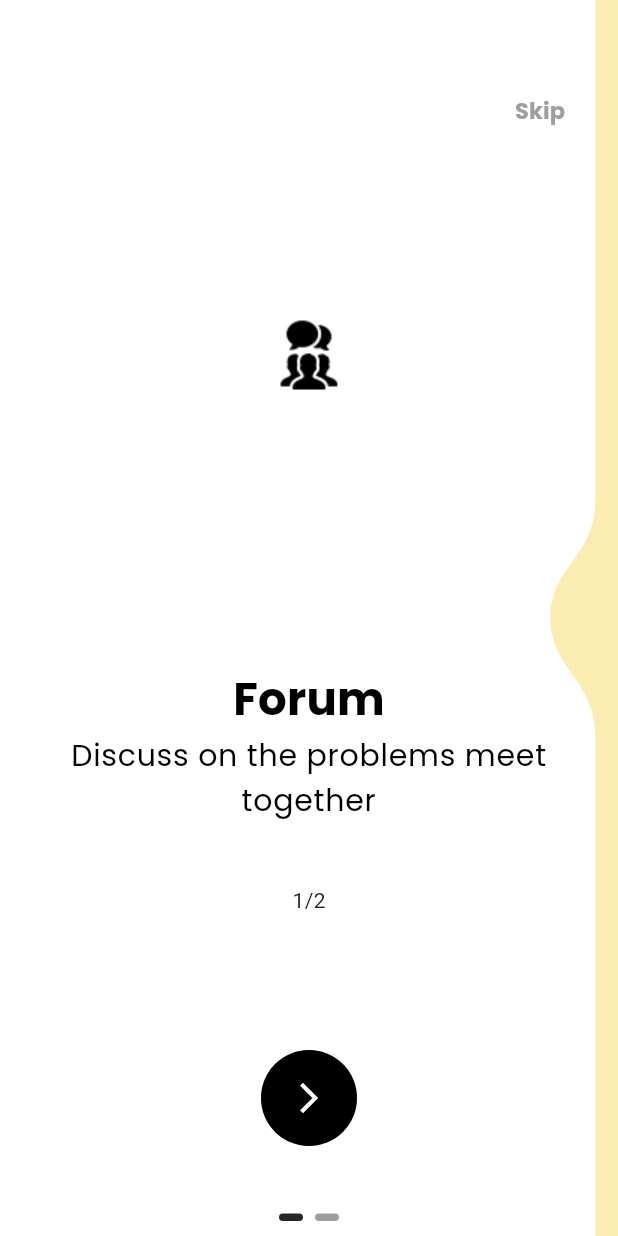
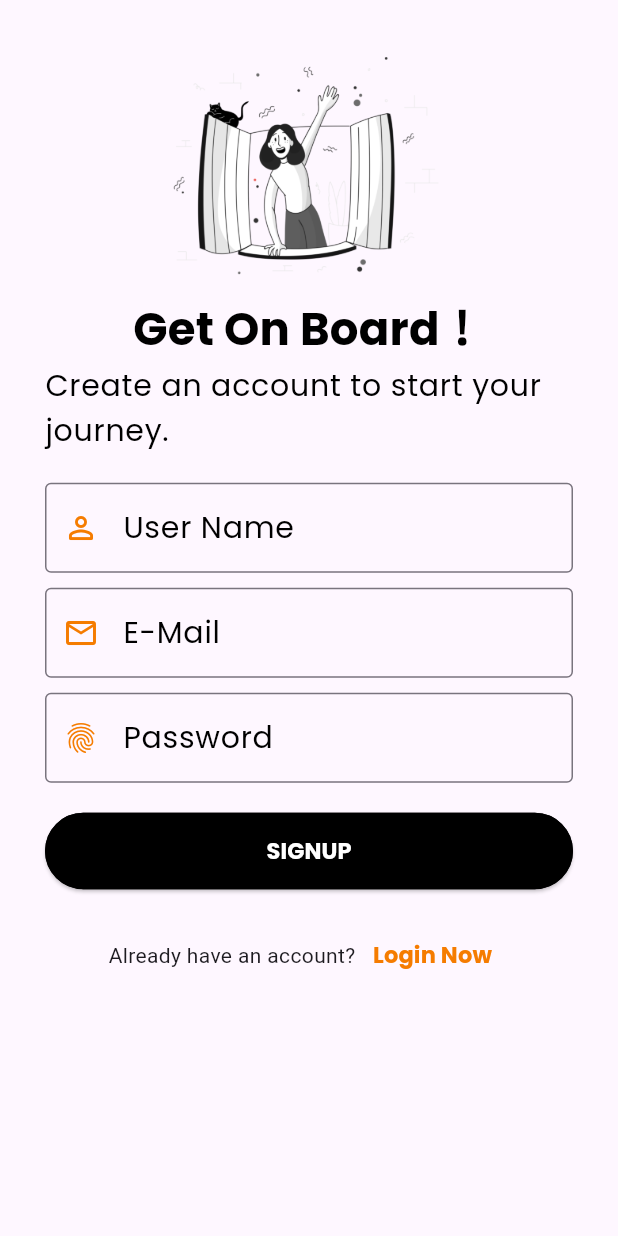
Before and after one commit to jiahui-1251/SunEase-Mental-Health-Application, a Flutter app: the screen it shows after launch, on a phone screen of 412 x 824 dp. Run offline on Flutter 3.47's test engine with Material 3 defaults, Android fonts, the phone set to English and light mode, and no system bars; drawn by our look-alikes of liquid_swipe, smooth_page_indicator; our stand-ins replace firebase_auth, firebase_core, get, google_fonts, logger; accounts and stored records are empty.

Commit message:
Login and SignUp Screen

```diff
--- a/lib/main.dart
+++ b/lib/main.dart
@@ -2,7 +2,9 @@ import 'package:flutter/material.dart';
 import 'package:fyp/pages/auth_page.dart';
 import 'package:firebase_core/firebase_core.dart';
 import 'package:fyp/src/constants/image_strings.dart';
+import 'package:fyp/src/features/authentication/screens/login/login_screen.dart';
 import 'package:fyp/src/features/authentication/screens/on_boarding/on_boarding_screen.dart';
+import 'package:fyp/src/features/authentication/screens/signup/signup_screen.dart';
 import 'package:fyp/src/features/authentication/screens/splash_screen/splash_screen.dart';
 import 'package:fyp/src/features/authentication/screens/welcome/welcome_screen.dart';
 import 'package:fyp/src/utils/theme/theme.dart';
@@ -31,7 +33,7 @@ class MyApp extends StatelessWidget {
     return GetMaterialApp(
       theme: TAppTheme.lightTheme,
       themeMode: ThemeMode.system,
-      home: SplashScreen(),
+      home: SignUpScreen(),
     );
   }
 }
--- /dev/null
+++ b/lib/src/common_widgets/form/authentication_footer_widget.dart
@@ -0,0 +1,30 @@
+import 'package:flutter/material.dart';
+import 'package:fyp/src/constants/sizes.dart';
+
+class AuthenticationFooterWidget extends StatelessWidget {
+  const AuthenticationFooterWidget({
+    super.key,
+    required this.caption,
+    required this.buttonText,
+    required this.onPressed,
+  });
+
+  final String caption, buttonText;
+  final VoidCallback onPressed;
+
+  @override
+  Widget build(BuildContext context) {
+    const SizedBox(height: tFormHeight - 20);
+    return Row(
+      mainAxisAlignment: MainAxisAlignment.center,
+      children: [
+        Text(caption),
+
+        TextButton(
+          onPressed: onPressed,
+          child: Text(buttonText),
+          ),
+      ],
+    );
+  }
+}
--- /dev/null
+++ b/lib/src/common_widgets/form/form_header_widget.dart
@@ -0,0 +1,38 @@
+import 'package:flutter/material.dart';
+
+class FormHeaderWidget extends StatelessWidget {
+  const FormHeaderWidget({
+    super.key,
+    required this.image,
+    required this.title,
+    required this.subTitle,
+  });
+
+  final String image, title, subTitle;
+
+  @override
+  Widget build(BuildContext context) {
+    final size = MediaQuery.of(context).size;
+
+    return Column(
+      crossAxisAlignment: CrossAxisAlignment.center,
+      children: [
+        Image(
+          image: AssetImage(image),
+          height: size.height * 0.2,),
+        // Icon(
+        //   Icons.lock,
+        //   size: size.height * 0.1,
+        // ),
+        Text(
+          title,
+          style: Theme.of(context).textTheme.titleMedium,
+        ),
+        Text(
+          subTitle,
+          style: Theme.of(context).textTheme.bodyLarge,
+        ),
+      ],
+    );
+  }
+}
--- a/lib/src/constants/image_strings.dart
+++ b/lib/src/constants/image_strings.dart
@@ -9,3 +9,6 @@ const String tOnBoardingImage2 = "assets/images/on_boarding_images/mission_light
 
 //Welcome screens
 const String tWelcomeImage = "assets/images/welcome_images/welcome_image.png";
+
+//Forget Password screens
+const String tForgetPasswordImage = "assets/images/forget_password/forget-password.png";
--- a/lib/src/constants/sizes.dart
+++ b/lib/src/constants/sizes.dart
@@ -3,3 +3,4 @@
 const tDefaultSize = 30.0;
 const tSplashContainerSize = 30.0;
 const tButtonHeight = 15.0;
+const tFormHeight = 30.0;
--- a/lib/src/constants/text_strings.dart
+++ b/lib/src/constants/text_strings.dart
@@ -3,6 +3,9 @@
 //Generic Text
 const String tLogin = "Login";
 const String tSignup = "Signup";
+const String tUserName = "User Name";
+const String tEmail = "E-Mail";
+const String tPassword = "Password";
 
 //Splash Screen Text
 const String tAppName = "CalmU";
@@ -19,3 +22,17 @@ const String tOnBoardingCounter2 = "2/2";
 //Welcome Screen Text
 const String tWelcomeTitle = "Calm Down and Relax";
 const String tWelcomeSubTitle = "Slow down and get some rest time";
+
+//Login Screen Text
+const String tLoginTitle = "Welcome back,";
+const String tLoginSubTitle = "you\'ve been missed!";
+const String tNotAMember = "Not A Member?";
+const String tRegisterNow = "Register Now";
+const String tForgotPassword = "Forgot Password?";
+
+//SignUp Screen Text
+const String tSignUpTitle = "Get On Board！";
+const String tSignUpSubTitle = "Create an account to start your journey.";
+const String tAlreadyHaveAccount = "Already have an account?";
+const String tLoginNow = "Login Now";
+//const String tConfirmPassword = "Confirm Password";
--- /dev/null
+++ b/lib/src/features/authentication/screens/signup/signup_screen.dart
@@ -0,0 +1,44 @@
+import 'package:flutter/material.dart';
+import 'package:fyp/src/common_widgets/form/authentication_footer_widget.dart';
+import 'package:fyp/src/common_widgets/form/form_header_widget.dart';
+import 'package:fyp/src/constants/image_strings.dart';
+import 'package:fyp/src/constants/sizes.dart';
+import 'package:fyp/src/constants/text_strings.dart';
+import 'package:fyp/src/features/authentication/screens/login/login_screen.dart';
+import 'package:fyp/src/features/authentication/screens/signup/widgets/signup_form_widget.dart';
+import 'package:get/get.dart';
+import 'package:get/get_core/src/get_main.dart';
+
+class SignUpScreen extends StatelessWidget {
+  const SignUpScreen({super.key});
+
+  @override
+  Widget build(BuildContext context) {
+    final size = MediaQuery.of(context).size;
+    return SafeArea(
+      child: Scaffold(
+        body: SingleChildScrollView( //Enable scrolling & prevent buffer overflow error
+          child: Container(
+            padding: EdgeInsets.all(tDefaultSize),
+            child: Column(
+              crossAxisAlignment: CrossAxisAlignment.center,
+              children: [
+
+                // Image(image: AssetImage(tWelcomeImage)),
+                FormHeaderWidget(image: tWelcomeImage, title: tSignUpTitle, subTitle: tSignUpSubTitle),
+
+                SignUpFormWidget(),
+
+                AuthenticationFooterWidget(
+                  caption: tAlreadyHaveAccount,
+                  buttonText: tLoginNow,
+                  onPressed: () => Get.to(() => const LoginScreen()),
+                ),
+              ],
+            ),
+          ),
+        ),
+      ),
+    );
+  }
+}
--- /dev/null
+++ b/lib/src/features/authentication/screens/signup/widgets/signup_form_widget.dart
@@ -0,0 +1,76 @@
+import 'package:flutter/material.dart';
+import 'package:fyp/src/constants/colors.dart';
+import 'package:fyp/src/constants/sizes.dart';
+import 'package:fyp/src/constants/text_strings.dart';
+
+class SignUpFormWidget extends StatelessWidget {
+  const SignUpFormWidget({
+    super.key,
+  });
+
+  @override
+  Widget build(BuildContext context) {
+    return Container(
+      padding: const EdgeInsets.symmetric(vertical: tFormHeight -10),
+      child: Form(
+        child: Column(
+          crossAxisAlignment: CrossAxisAlignment.center,
+          children: [
+
+            //User Name
+            TextFormField(
+              decoration: const InputDecoration(
+                label: Text(tUserName),
+                prefixIcon: Icon(
+                  Icons.person_outline_rounded,
+                  color: tOrangeColor,
+                ),
+                labelStyle: TextStyle(color: tBlackColor),
+              )
+            ),
+
+            const SizedBox(height: tFormHeight - 20),
+
+            //Email
+            TextFormField(
+              decoration: const InputDecoration(
+                label: Text(tEmail),
+                prefixIcon: Icon(
+                  Icons.email_outlined,
+                  color: tOrangeColor,
+                ),
+                labelStyle: TextStyle(color: tBlackColor),
+              )
+            ),
+
+            const SizedBox(height: tFormHeight - 20),
+
+            //Password
+            TextFormField(
+              obscureText: true,
+              decoration: const InputDecoration(
+                label: Text(tPassword),
+                prefixIcon: Icon(
+                  Icons.fingerprint_outlined,
+                  color: tOrangeColor,
+                ),
+                labelStyle: TextStyle(color: tBlackColor),
+              )
+            ),
+
+            const SizedBox(height: tFormHeight - 10),
+
+            //SignUp Button
+            SizedBox(
+              width: double.infinity,
+              child: ElevatedButton(
+                onPressed: (){},
+                child: Text(tSignup.toUpperCase()),
+              ),
+            ),
+          ]
+        )
+      )
+    );
+  }
+}
--- a/lib/src/features/authentication/screens/welcome/welcome_screen.dart
+++ b/lib/src/features/authentication/screens/welcome/welcome_screen.dart
@@ -5,6 +5,8 @@ import 'package:fyp/src/constants/colors.dart';
 import 'package:fyp/src/constants/image_strings.dart';
 import 'package:fyp/src/constants/sizes.dart';
 import 'package:fyp/src/constants/text_strings.dart';
+import 'package:fyp/src/features/authentication/screens/login/login_screen.dart';
+import 'package:fyp/src/features/authentication/screens/signup/signup_screen.dart';
 import 'package:get/get.dart';
 import 'package:get/get_core/src/get_main.dart';
 
@@ -39,18 +41,17 @@ class WelcomeScreen extends StatelessWidget {
               children: [
                 Expanded( //Expanded class resize widget dynamically
                   child: OutlinedButton(
-                    onPressed: (){
-                      Get.to(LoginOrRegisterPage());
-                    },
+                    onPressed: () => Get.to(() => const LoginScreen()),
+                    // {
+                    //   Get.to(LoginOrRegisterPage());
+                    // },
                     child: Text(tLogin.toUpperCase())
                   ),
                 ),
                 SizedBox(width: 10.0,),
                 Expanded(
                   child: ElevatedButton(
-                    onPressed: (){
-                      Get.to(LoginOrRegisterPage());
-                    },
+                    onPressed: () => Get.to(() => const SignUpScreen()),
                     child: Text(tSignup.toUpperCase())
                     ),
                 ),
--- a/lib/src/utils/theme/theme.dart
+++ b/lib/src/utils/theme/theme.dart
@@ -1,6 +1,8 @@
 import 'package:flutter/material.dart';
 import 'package:fyp/src/utils/theme/widget_themes/elevated_button_theme.dart';
 import 'package:fyp/src/utils/theme/widget_themes/outlined_button_theme.dart';
+import 'package:fyp/src/utils/theme/widget_themes/text_button_theme.dart';
+import 'package:fyp/src/utils/theme/widget_themes/text_field_theme.dart';
 import 'package:fyp/src/utils/theme/widget_themes/text_theme.dart';
 
 class TAppTheme {
@@ -13,6 +15,8 @@ class TAppTheme {
         textTheme: TTextTheme.lightTextTheme,
         outlinedButtonTheme: TOutlinedButtonTheme.lightOutlinedButtonTheme,
         elevatedButtonTheme: TElevatedButtonTheme.lightElevatedButtonTheme,
+        textButtonTheme: TTextButtonTheme.TextButtonTheme,
+        inputDecorationTheme: TTextFormFieldTheme.lightInputDecorationTheme,
         // elevatedButtonTheme: ElevatedButtonThemeData(style: ElevatedButton.styleFrom()),
         primarySwatch: MaterialColor(0xFFFFE200, <int, Color> {
           50: Color(0XFFFFF3E0),
--- a/lib/src/utils/theme/widget_themes/elevated_button_theme.dart
+++ b/lib/src/utils/theme/widget_themes/elevated_button_theme.dart
@@ -8,8 +8,9 @@ class TElevatedButtonTheme {
   static final lightElevatedButtonTheme =ElevatedButtonThemeData(
     style: ElevatedButton.styleFrom(
       //shape：RoundedRectangleBorder(),
-      foregroundColor: tOrangeColor,
-      side:BorderSide(color: tOrangeColor),
+      foregroundColor: tWhiteColor,
+      backgroundColor: tBlackColor,
+      side:BorderSide(color: tBlackColor),
       //side:BorderSide(color: tSecondaryColor),
       padding: EdgeInsets.symmetric(vertical: tButtonHeight),
     ),
--- /dev/null
+++ b/lib/src/utils/theme/widget_themes/text_button_theme.dart
@@ -0,0 +1,12 @@
+import 'package:flutter/material.dart';
+import 'package:fyp/src/constants/colors.dart';
+
+class TTextButtonTheme {
+  TTextButtonTheme._();
+
+  static final TextButtonTheme = TextButtonThemeData(
+    style: TextButton.styleFrom(
+      foregroundColor: tOrangeColor,
+    ),
+  );
+}
--- /dev/null
+++ b/lib/src/utils/theme/widget_themes/text_field_theme.dart
@@ -0,0 +1,18 @@
+import 'package:flutter/material.dart';
+import 'package:fyp/src/constants/colors.dart';
+
+class TTextFormFieldTheme {
+  TTextFormFieldTheme._();
+
+  static InputDecorationTheme lightInputDecorationTheme =
+    const InputDecorationTheme(
+
+      border: OutlineInputBorder(),
+      prefixIconColor: tOrangeColor,
+      floatingLabelStyle: TextStyle(color: tBlackColor),
+      focusedBorder: OutlineInputBorder(
+        borderSide: BorderSide(width: 2.0, color: tOrangeColor),
+      ),
+      contentPadding: EdgeInsets.symmetric(vertical: 15.0),
+      );
+}
--- a/pubspec.yaml
+++ b/pubspec.yaml
@@ -84,6 +84,7 @@ flutter:
     - assets/images/welcome_images/
     - assets/images/on_boarding_images/
     - assets/images/splash_images/
+    - assets/images/forget_password/
     - assets/images/
     - assets/fonts/
     - assets/privacy_policy.md
```
Also changed, not shown: lib/src/features/authentication/screens/login/login_form_widget.dart (added, +69 -0 lines), lib/src/features/authentication/screens/login/login_screen.dart (added, +58 -0 lines), assets/images/forget_password/forget-password.png (added).
